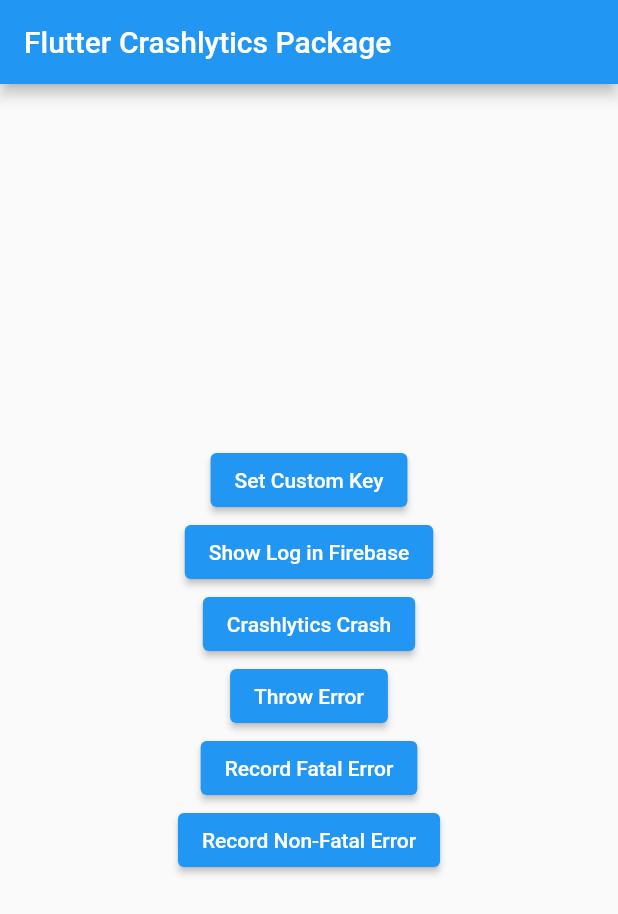
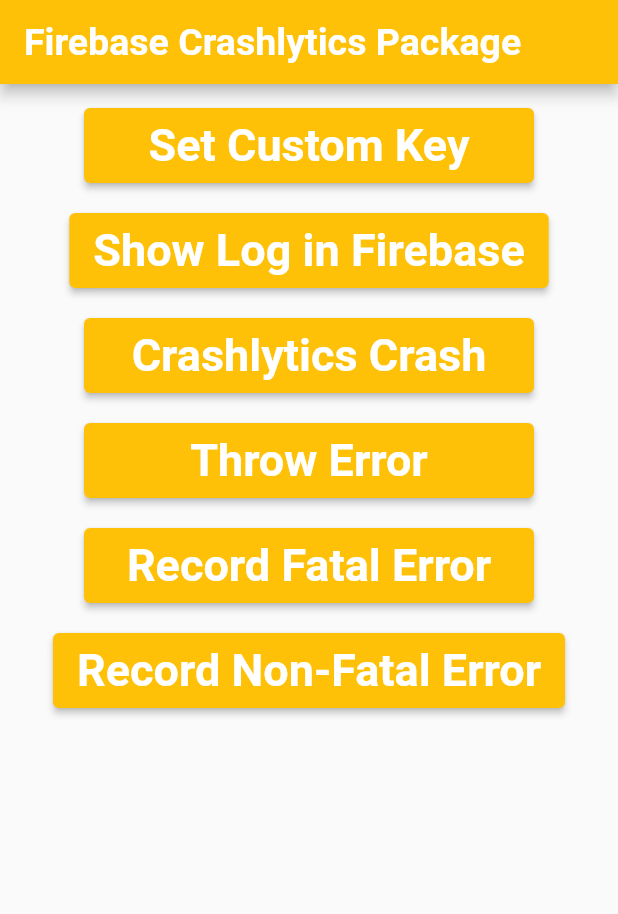
Before and after one commit to MuhammadBilalAkbar/firebase_crashlytics_flutter_package, a Flutter app: the screen it shows after launch, on a phone screen of 412 x 824 dp. Shown: the top 914 px of the screen. Run offline on Flutter 3.47's test engine with Material 2 defaults, Android fonts, the light colour scheme and no system bars; our stand-ins replace firebase_core, firebase_crashlytics; accounts and stored records are empty.

Commit message:
Initial commit

```diff
--- a/lib/main.dart
+++ b/lib/main.dart
@@ -11,13 +11,10 @@
   await Firebase.initializeApp();
 
   FlutterError.onError = (errorDetails) {
-    // If you wish to record a "non-fatal" exception, please use `FirebaseCrashlytics.instance.recordFlutterError` instead
     FirebaseCrashlytics.instance.recordFlutterFatalError(errorDetails);
   };
 
-  // Pass all uncaught asynchronous errors that aren't handled by the Flutter framework to Crashlytics
   PlatformDispatcher.instance.onError = (error, stack) {
-    // If you wish to record a "non-fatal" exception, please remove the "fatal" parameter
     FirebaseCrashlytics.instance.recordError(error, stack, fatal: true);
     return true;
   };
@@ -29,13 +26,26 @@
   const MyApp({super.key});
 
   @override
-  Widget build(BuildContext context) =>
-      MaterialApp(
-        title: 'Flutter Crashlytics Package',
+  Widget build(BuildContext context) => MaterialApp(
+        title: 'Firebase Crashlytics Package',
         debugShowCheckedModeBanner: false,
         theme: ThemeData(
-          primarySwatch: Colors.blue,
+          primarySwatch: Colors.amber,
+          appBarTheme: const AppBarTheme(
+            titleTextStyle: TextStyle(
+              fontSize: 25,
+              fontWeight: FontWeight.bold,
+            ),
+          ),
+          elevatedButtonTheme: ElevatedButtonThemeData(
+            style: ElevatedButton.styleFrom(
+              minimumSize: const Size(300, 50),
+              textStyle:
+                  const TextStyle(fontSize: 30, fontWeight: FontWeight.bold),
+              foregroundColor: Colors.white,
+            ),
+          ),
         ),
-        home: const HomePage(title: 'Flutter Crashlytics Package'),
+        home: const HomePage(title: 'Firebase Crashlytics Package'),
       );
 }
--- a/lib/pages/home_page.dart
+++ b/lib/pages/home_page.dart
@@ -22,8 +22,10 @@
           title: Text(widget.title),
         ),
         body: Center(
+          child: Padding(
+            padding: const EdgeInsets.symmetric(horizontal: 20, vertical: 16),
             child: Column(
-            mainAxisAlignment: MainAxisAlignment.center,
+              mainAxisAlignment: MainAxisAlignment.start,
               children: [
                 ElevatedButton(
                   onPressed: () {
@@ -37,6 +39,7 @@
                   },
                   child: const Text('Set Custom Key'),
                 ),
+                const SizedBox(height: 20),
                 ElevatedButton(
                   onPressed: () {
                     FirebaseCrashlytics.instance.log('This is a log example');
@@ -48,6 +51,7 @@
                   },
                   child: const Text('Show Log in Firebase'),
                 ),
+                const SizedBox(height: 20),
                 ElevatedButton(
                   onPressed: () {
                     CustomWidgets.buildSnackBar(
@@ -55,28 +59,25 @@
                       'App will crash is 5 seconds \n'
                       'Please reopen to send data to Crashlytics',
                     );
-                  // Delay crash for 5 seconds
                     sleep(
                       const Duration(seconds: 5),
                     );
-                  // Use FirebaseCrashlytics to throw an error. Use this for
-                  // confirmation that errors are being correctly reported.
                     FirebaseCrashlytics.instance.crash();
                   },
                   child: const Text("Crashlytics Crash"),
                 ),
+                const SizedBox(height: 20),
                 ElevatedButton(
                   onPressed: () {
                     CustomWidgets.buildSnackBar(
                       context,
                       'Thrown error has been caught and sent to Crashlytics.',
                     );
-                  // Example of thrown error, it will be caught and sent to
-                  // Crashlytics.
                     throw StateError('Uncaught error thrown by app');
                   },
                   child: const Text("Throw Error"),
                 ),
+                const SizedBox(height: 20),
                 ElevatedButton(
                   onPressed: () async {
                     try {
@@ -98,6 +99,7 @@
                   },
                   child: const Text('Record Fatal Error'),
                 ),
+                const SizedBox(height: 20),
                 ElevatedButton(
                   onPressed: () async {
                     try {
@@ -107,13 +109,10 @@
                       );
                       throw Error();
                     } catch (e, s) {
-                    // "reason" will append the word "thrown" in the
-                    // Crashlytics console.
                       await FirebaseCrashlytics.instance.recordError(
                         e,
                         s,
                         reason: 'as an example of non-fatal error',
-
                       );
                     }
                   },
@@ -122,5 +121,6 @@
               ],
             ),
           ),
+        ),
       );
 }
--- a/pubspec.yaml
+++ b/pubspec.yaml
@@ -9,7 +9,7 @@
   flutter:
     sdk: flutter
   cupertino_icons: ^1.0.2
-  firebase_crashlytics: ^3.1.1
+  firebase_crashlytics: ^3.1.2
   firebase_core: ^2.10.0
 
 dev_dependencies:
```
Also changed, not shown: pubspec.lock, 10 other files. Lines whose indentation alone changed are shown as unchanged.
